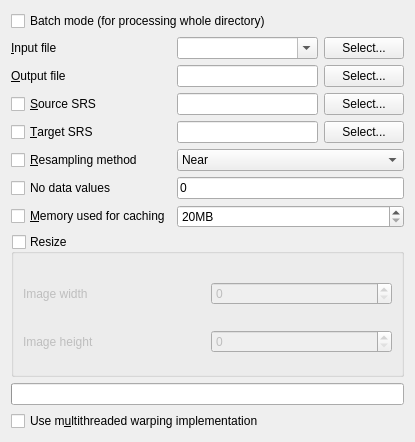
sourcepole/qgis, file qgis/python/plugins/GdalTools/tools/widgetWarp.ui: the form before one commit.
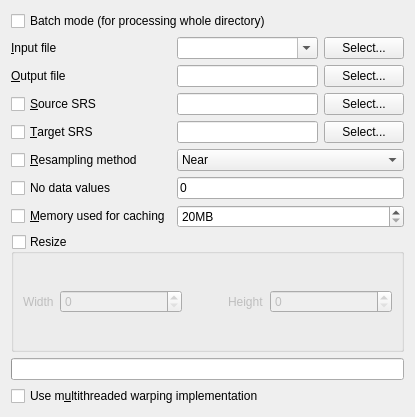
The form after the commit.

The edit to the form file:
```diff
--- a/qgis/python/plugins/GdalTools/tools/widgetWarp.ui
+++ b/qgis/python/plugins/GdalTools/tools/widgetWarp.ui
@@ -7,7 +7,7 @@
     <x>0</x>
     <y>0</y>
     <width>415</width>
-    <height>442</height>
+    <height>417</height>
    </rect>
   </property>
   <property name="sizePolicy">
@@ -236,14 +236,17 @@
      <property name="checked">
       <bool>false</bool>
      </property>
-     <layout class="QGridLayout" name="gridLayout">
-      <property name="bottomMargin">
-       <number>0</number>
-      </property>
+     <layout class="QGridLayout" name="gridLayout_7">
       <item row="0" column="0">
-       <widget class="QLabel" name="label_4">
+       <widget class="QLabel" name="label_11">
+        <property name="sizePolicy">
+         <sizepolicy hsizetype="Fixed" vsizetype="Preferred">
+          <horstretch>0</horstretch>
+          <verstretch>0</verstretch>
+         </sizepolicy>
+        </property>
         <property name="text">
-         <string>Image width</string>
+         <string>Width</string>
         </property>
        </widget>
       </item>
@@ -254,14 +257,23 @@
         </property>
        </widget>
       </item>
-      <item row="1" column="0">
-       <widget class="QLabel" name="label_3">
+      <item row="0" column="2">
+       <widget class="QLabel" name="label_12">
+        <property name="sizePolicy">
+         <sizepolicy hsizetype="Fixed" vsizetype="Preferred">
+          <horstretch>0</horstretch>
+          <verstretch>0</verstretch>
+         </sizepolicy>
+        </property>
         <property name="text">
-         <string>Image height</string>
+         <string>Height</string>
+        </property>
+        <property name="indent">
+         <number>40</number>
         </property>
        </widget>
       </item>
-      <item row="1" column="1">
+      <item row="0" column="3">
        <widget class="QSpinBox" name="heightSpin">
         <property name="maximum">
          <number>999999</number>
```
